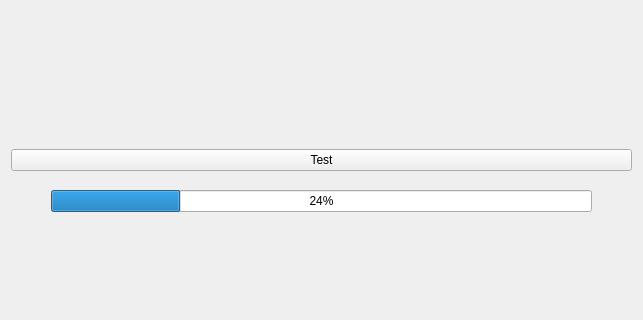
This is CoronaryMain/Resources/UI/qSlicerCoronaryMainModuleWidget.ui in haoyinzhou/Coronary as Qt 5 draws it before an edit; both pictures show x 0 to 643 and y 254 to 574 of the 643 by 685 pixel window. The edited form follows.
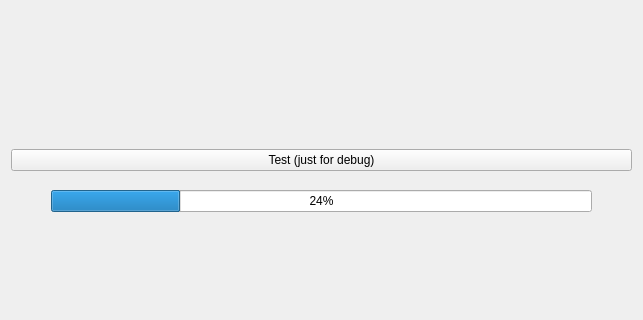
This is the edited form. Custom widgets are drawn as their Qt base class.

```diff
--- a/CoronaryMain/Resources/UI/qSlicerCoronaryMainModuleWidget.ui
+++ b/CoronaryMain/Resources/UI/qSlicerCoronaryMainModuleWidget.ui
@@ -320,7 +320,7 @@
    <item>
     <widget class="QPushButton" name="pushButtonTest">
      <property name="text">
-      <string>Test</string>
+      <string>Test (just for debug)</string>
      </property>
     </widget>
    </item>
```
